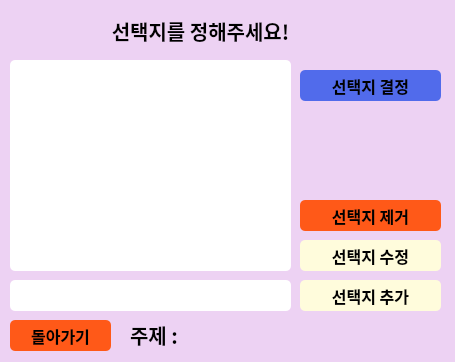
unknownbox-collab/------, file assets/ui/makeVote.ui: the form before one commit.
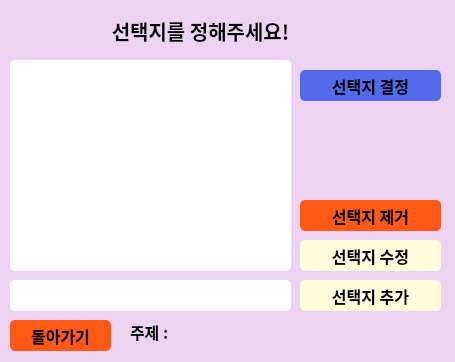
The form after the commit.

```diff
--- a/assets/ui/makeVote.ui
+++ b/assets/ui/makeVote.ui
@@ -231,13 +231,13 @@
      <x>130</x>
      <y>320</y>
      <width>321</width>
-     <height>31</height>
+     <height>41</height>
     </rect>
    </property>
    <property name="font">
     <font>
      <family>Noto Sans CJK KR Black</family>
-     <pointsize>15</pointsize>
+     <pointsize>12</pointsize>
      <weight>75</weight>
      <bold>true</bold>
     </font>
```
Left out of the diff: 2 changed lines with no effect on the pictures.
